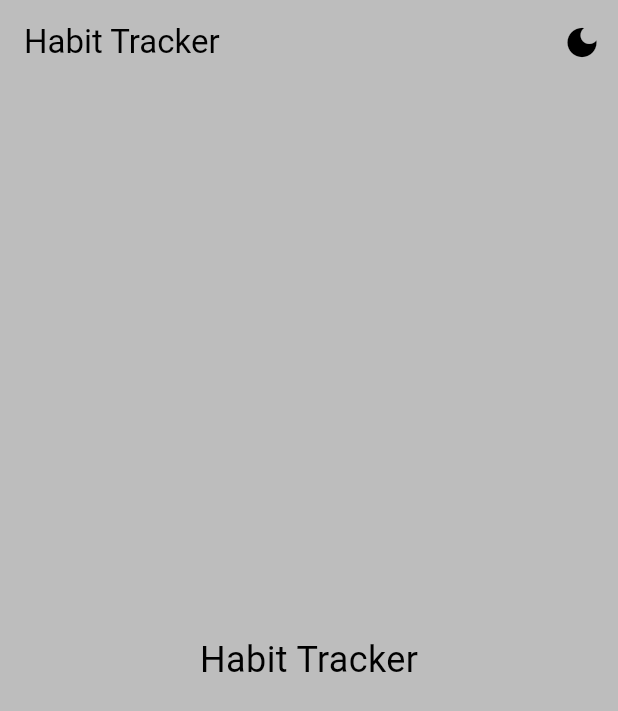
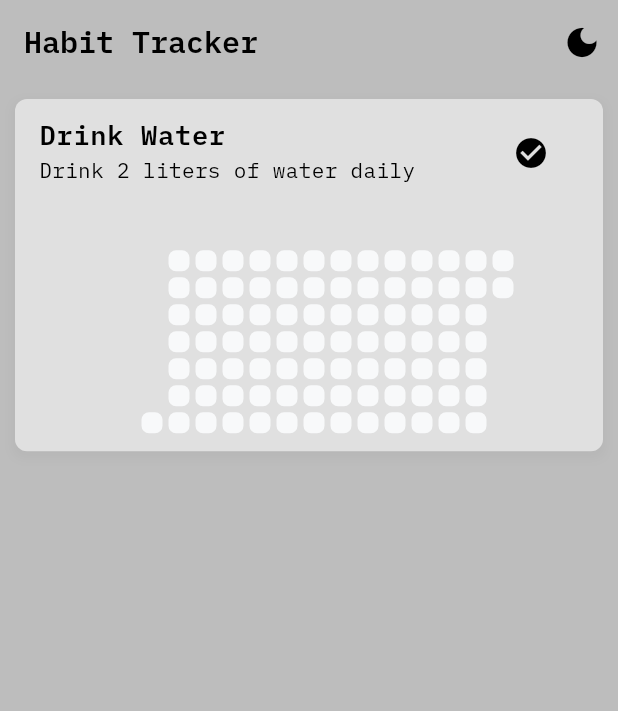
Before and after one commit to osama-ashoor/Habit-Tracker, a Flutter app: the screen it shows after launch, on a phone screen of 412 x 824 dp. Shown: the top 711 px of the screen. Run offline on Flutter 3.47's test engine with Material 3 defaults, Android fonts, the phone set to English and light mode, and no system bars; drawn by our look-alikes of flutter_heatmap_calendar; our stand-ins replace google_fonts.

Commit message:
-- set the heatmap for habits --

```diff
--- /dev/null
+++ b/lib/Componets/habit_tile.dart
@@ -0,0 +1,76 @@
+import 'package:flutter/material.dart';
+import 'package:flutter_heatmap_calendar/flutter_heatmap_calendar.dart';
+import 'package:google_fonts/google_fonts.dart';
+
+class HabitTile extends StatelessWidget {
+  final String habitName;
+  final String habitDescription;
+
+  const HabitTile(
+      {super.key, required this.habitName, required this.habitDescription});
+
+  @override
+  Widget build(BuildContext context) {
+    return Container(
+      margin: const EdgeInsets.symmetric(vertical: 10, horizontal: 10),
+      decoration: BoxDecoration(
+        color: Theme.of(context).colorScheme.primary,
+        borderRadius: BorderRadius.circular(8),
+        boxShadow: [
+          BoxShadow(
+            color: Colors.grey.withOpacity(0.2),
+            spreadRadius: 2,
+            blurRadius: 5,
+            offset: const Offset(0, 3),
+          ),
+        ],
+      ),
+      child: Column(
+        children: [
+          ListTile(
+            title: Text(
+              habitName,
+              style: GoogleFonts.ibmPlexMono(
+                fontSize: 18,
+                fontWeight: FontWeight.w600,
+              ),
+            ),
+            subtitle: Text(
+              habitDescription,
+              style: GoogleFonts.ibmPlexMono(
+                fontSize: 14,
+                fontWeight: FontWeight.w400,
+              ),
+            ),
+            trailing: IconButton(
+              icon: const Icon(Icons.check_circle),
+              onPressed: () {
+                // Handle habit completion
+              },
+            ),
+          ),
+          Padding(
+            padding: const EdgeInsets.symmetric(vertical: 10.0),
+            child: HeatMap(
+              showColorTip: false,
+              textColor: Theme.of(context).colorScheme.primary,
+              startDate: DateTime.now().subtract(
+                const Duration(
+                  days: 86,
+                ),
+              ),
+              endDate: DateTime.now(),
+              datasets: {
+                DateTime(2025, 5, 6): 3,
+              },
+              size: 14,
+              colorsets: const {
+                0: Colors.red,
+              },
+            ),
+          ),
+        ],
+      ),
+    );
+  }
+}
--- a/lib/Pages/home_page.dart
+++ b/lib/Pages/home_page.dart
@@ -1,4 +1,7 @@
 import 'package:flutter/material.dart';
+import 'package:flutter_heatmap_calendar/flutter_heatmap_calendar.dart';
+import 'package:google_fonts/google_fonts.dart';
+import 'package:habit_tracker/Componets/habit_tile.dart';
 import 'package:habit_tracker/Theme/theme_provider.dart';
 import 'package:provider/provider.dart';
 
@@ -14,8 +17,12 @@ class _HomePageState extends State<HomePage> {
   Widget build(BuildContext context) {
     return Scaffold(
       appBar: AppBar(
-        title: const Text(
+        title: Text(
           'Habit Tracker',
+          style: GoogleFonts.ibmPlexMono(
+            fontSize: 20,
+            fontWeight: FontWeight.w600,
+          ),
         ),
         actions: [
           IconButton(
@@ -32,13 +39,13 @@ class _HomePageState extends State<HomePage> {
           ),
         ],
       ),
-      body: const Center(
-        child: Text(
-          'Habit Tracker',
-          style: TextStyle(
-            fontSize: 24,
+      body: ListView(
+        children: const [
+          HabitTile(
+            habitName: 'Drink Water',
+            habitDescription: 'Drink 2 liters of water daily',
           ),
-        ),
+        ],
       ),
     );
   }
--- a/pubspec.yaml
+++ b/pubspec.yaml
@@ -9,6 +9,8 @@ environment:
 dependencies:
   flutter:
     sdk: flutter
+  flutter_heatmap_calendar: ^1.0.5
+  google_fonts: ^6.2.1
   provider: ^6.1.5
 
 dev_dependencies:
```
Also changed, not shown: pubspec.lock.
